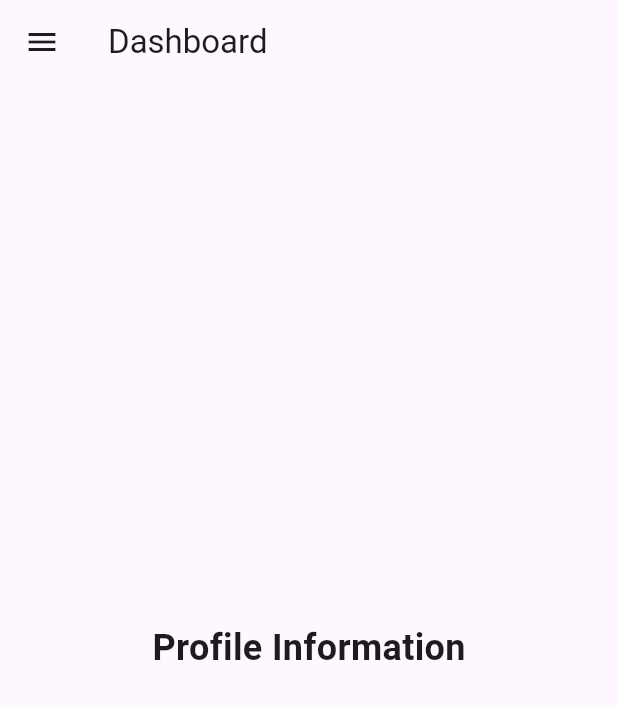
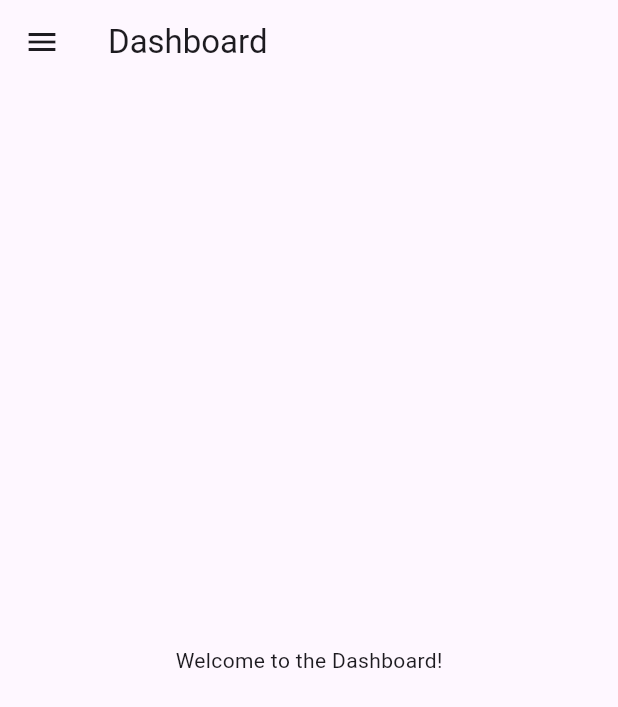
Before and after one commit to riyaapant/quickparkfrontend, a Flutter app: the DashboardPage screen opened directly, on a phone screen of 412 x 824 dp. Shown: the top 707 px of the screen. Run offline on Flutter 3.47's test engine with Material 3 defaults, Android fonts, the phone set to English and light mode, and no system bars.

Commit message:
Dashboard navigation menu created

```diff
--- a/app/quick_park/lib/dashboard.dart
+++ b/app/quick_park/lib/dashboard.dart
@@ -1,96 +1,50 @@
 import 'package:flutter/material.dart';
+
 import 'login.dart';
 
-class DashboardPage extends StatefulWidget {
-  @override
-  _DashboardPageState createState() => _DashboardPageState();
-}
-
-class _DashboardPageState extends State<DashboardPage> {
-  bool _isNavMenuOpen = false;
-
-  void _toggleNavMenu() {
-    setState(() {
-      _isNavMenuOpen = !_isNavMenuOpen;
-    });
-  }
-
+class DashboardPage extends StatelessWidget {
   @override
   Widget build(BuildContext context) {
     return Scaffold(
       appBar: AppBar(
         title: Text('Dashboard'),
-        leading: IconButton(
-          icon: Icon(Icons.menu),
-          onPressed: _toggleNavMenu,
       ),
+      drawer: Drawer(
+        child: ListView(
+          padding: EdgeInsets.zero,
+          children: <Widget>[
+            const DrawerHeader(
+              decoration: BoxDecoration(
+                color: Colors.blue,
               ),
-      body: Stack(
-        children: [
-          if (_isNavMenuOpen)
-            Positioned.fill(
-              child: Container(
-                color: Theme.of(context)
-                    .primaryColor, // Match the theme of LoginPage
-              ),
-            ),
-          Row(
-            children: [
-              if (_isNavMenuOpen) NavigationPanel(), // Left Navigation Panel
-              Expanded(
-                child: Container(
-                  padding: EdgeInsets.all(16.0),
-                  child: Column(
-                    mainAxisAlignment: MainAxisAlignment.center,
-                    children: [
-                      Text(
-                        'Profile Information',
+              child: Text(
+                'Menu',
                 style: TextStyle(
-                          fontSize: 24.0,
-                          fontWeight: FontWeight.bold,
-                        ),
-                      ),
-                      SizedBox(height: 16.0),
-                      // Add your profile information widgets here
-                    ],
+                  color: Colors.white,
+                  fontSize: 24,
                 ),
               ),
             ),
-            ],
-          ),
-        ],
-      ),
-    );
-  }
-}
-
-class NavigationPanel extends StatelessWidget {
-  @override
-  Widget build(BuildContext context) {
-    return Container(
-      width: 200.0,
-      color: Theme.of(context).primaryColor, // Match the theme of LoginPage
-      child: Column(
-        crossAxisAlignment: CrossAxisAlignment.start,
-        children: [
             ListTile(
-            leading: Icon(Icons.person, color: Colors.white),
-            title: Text('Profile', style: TextStyle(color: Colors.white)),
+              title: const Text('Profile'),
               onTap: () {
-              // Handle profile navigation
+                // Handle drawer item 1 tap
               },
             ),
             ListTile(
-            leading: Icon(Icons.settings, color: Colors.white),
-            title: Text('Settings', style: TextStyle(color: Colors.white)),
+              title: const Text('Settings'),
               onTap: () {
-              // Handle settings navigation
+                // Handle drawer item 2 tap
               },
             ),
+            const Divider(),
             ListTile(
-            leading: Icon(Icons.logout, color: Colors.white),
-            title: Text('Logout', style: TextStyle(color: Colors.white)),
+              title: const Text('Logout'),
               onTap: () {
+                // Perform logout actions here
+                // For example, clear authentication tokens or session data
+
+                // Navigate back to the LoginPage
                 Navigator.pushAndRemoveUntil(
                   context,
                   MaterialPageRoute(builder: (context) => LoginPage()),
@@ -100,6 +54,10 @@
             ),
           ],
         ),
+      ),
+      body: const Center(
+        child: Text('Welcome to the Dashboard!'),
+      ),
     );
   }
 }
--- a/app/quick_park/lib/login.dart
+++ b/app/quick_park/lib/login.dart
@@ -117,10 +117,7 @@
                   // Check the response status
                   if (response.statusCode == 202) {
                     // Login successful
-                    // You can perform any necessary actions here, such as storing authentication tokens
-                    // or navigating to the dashboard page
-
-                    // Example: Navigate to the DashboardPage
+                    // storing authentication tokens
                     Navigator.push(
                       context,
                       MaterialPageRoute(builder: (context) => DashboardPage()),
```
Also changed, not shown: app/quick_park/assets/images/forgot_password.png (added), app/quick_park/pubspec.lock. Lines whose indentation alone changed are shown as unchanged.
